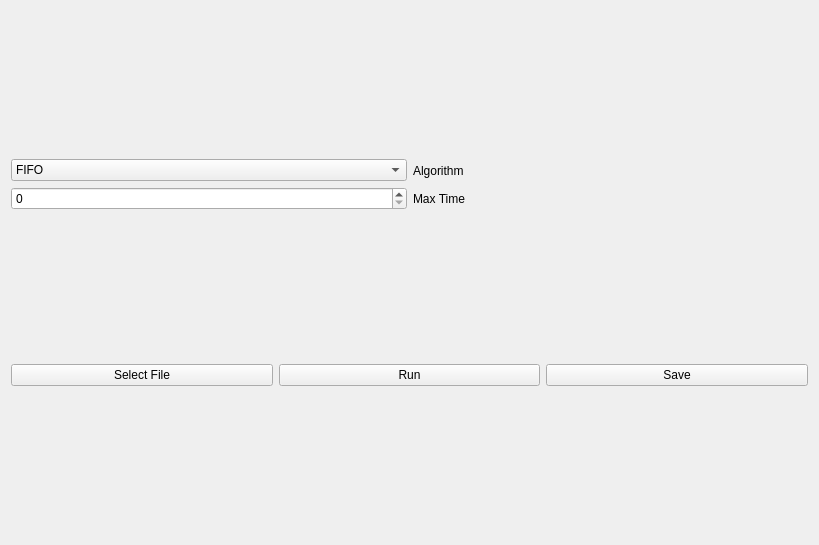
Old version of the form src/GUI/UI/runner.ui in the repository tobiaszrolla/Page_Replacement.
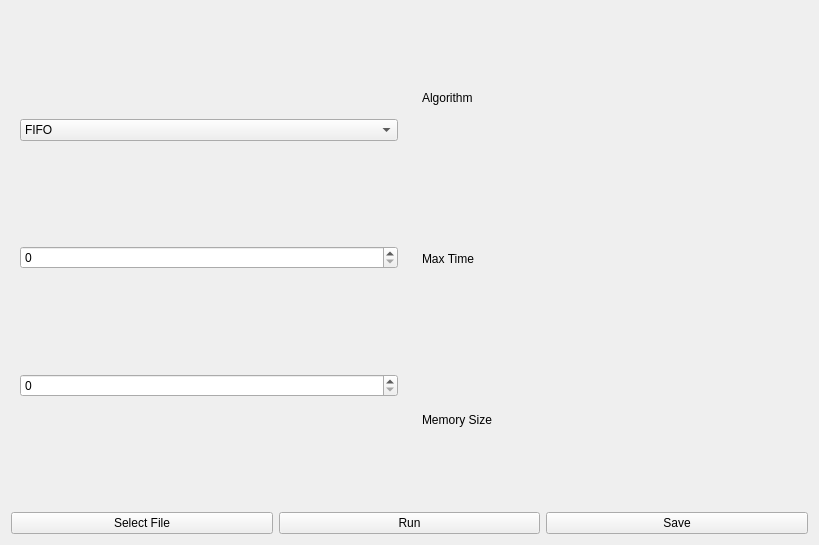
New version of the form.

The edit to the form file:
```diff
--- a/src/GUI/UI/runner.ui
+++ b/src/GUI/UI/runner.ui
@@ -15,6 +15,7 @@
   </property>
   <layout class="QGridLayout" name="gridLayout">
    <item row="0" column="0">
+    <widget class="QWidget" name="widget" native="true">
     <layout class="QVBoxLayout" name="verticalLayout">
      <item>
       <widget class="QComboBox" name="comboBox">
@@ -47,9 +48,18 @@
        </property>
       </widget>
      </item>
-    </layout>
+      <item>
+       <widget class="QSpinBox" name="spinBox_MemorySize">
+        <property name="maximum">
+         <number>1000000</number>
+        </property>
+       </widget>
+      </item>
+     </layout>
+    </widget>
    </item>
    <item row="0" column="1">
+    <widget class="QWidget" name="widget_2" native="true">
     <layout class="QVBoxLayout" name="verticalLayout_2">
      <item>
       <widget class="QLabel" name="label_2">
@@ -65,7 +75,15 @@
        </property>
       </widget>
      </item>
-    </layout>
+      <item>
+       <widget class="QLabel" name="label_3">
+        <property name="text">
+         <string>Memory Size</string>
+        </property>
+       </widget>
+      </item>
+     </layout>
+    </widget>
    </item>
    <item row="1" column="0" colspan="2">
     <layout class="QHBoxLayout" name="horizontalLayout">
```
Lines whose indentation alone changed are shown as unchanged.
